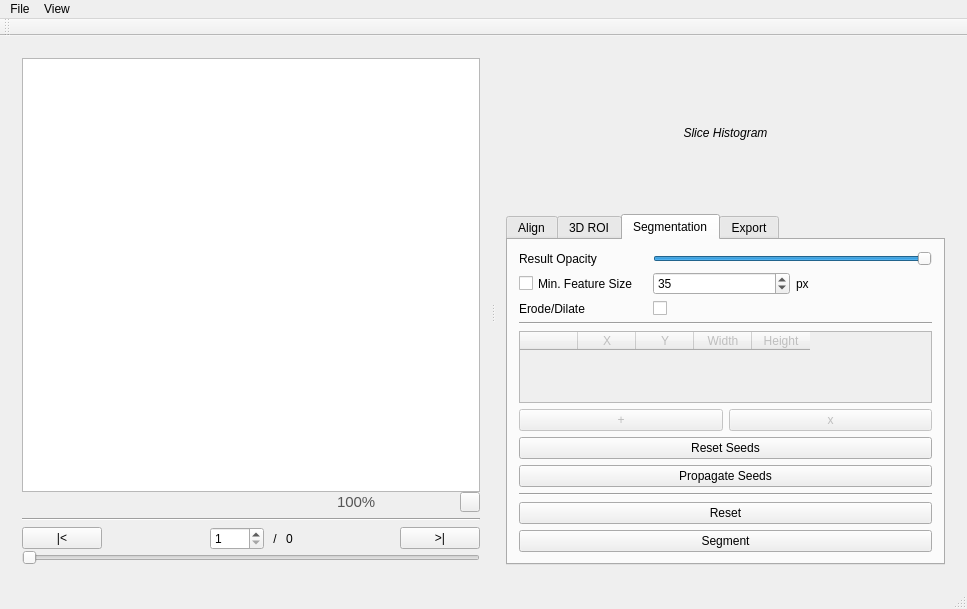
prsousa/TomSeg, file mainwindow.ui: the form before one commit.
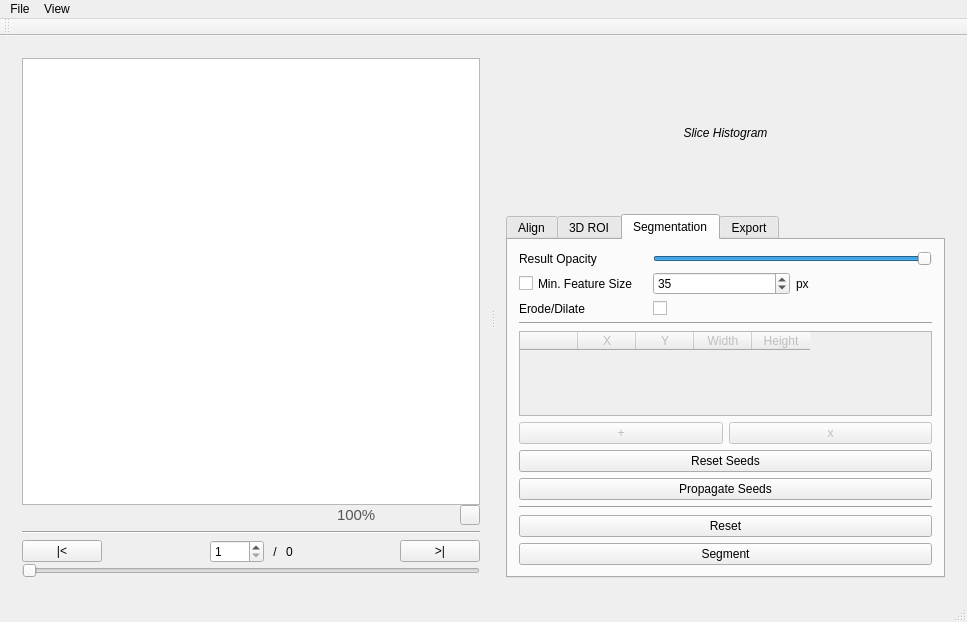
The form after the commit. Icons and pictures are not drawn.

Diff of the .ui file:
```diff
--- a/mainwindow.ui
+++ b/mainwindow.ui
@@ -7,7 +7,7 @@
     <x>0</x>
     <y>0</y>
     <width>967</width>
-    <height>606</height>
+    <height>622</height>
    </rect>
   </property>
   <property name="sizePolicy">
```
Left out of the diff: 4 changed lines with no effect on the pictures. Lines whose indentation alone changed are shown as unchanged.
